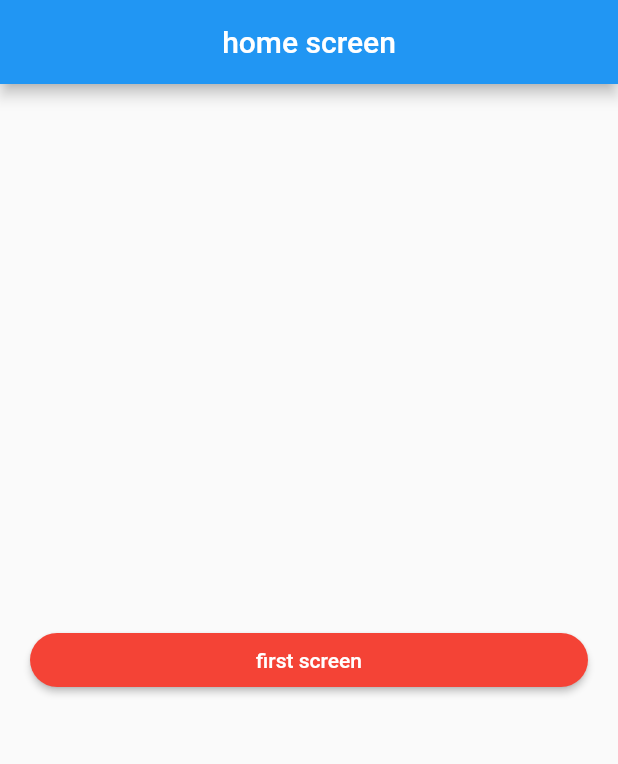
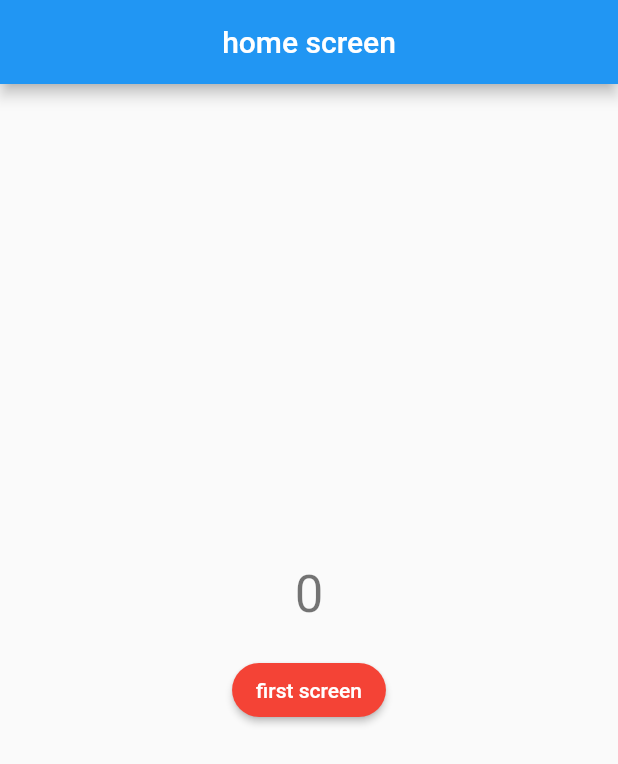
Before and after one commit to Latrevion/u_l_flutter_getx, a Flutter app: the screen it shows after launch, on a phone screen of 412 x 824 dp. Shown: the top 764 px of the screen. Run offline on Flutter 3.47's test engine with Material 2 defaults, Android fonts, the phone set to English and light mode, and no system bars; our stand-ins replace get.

```diff
--- /dev/null
+++ b/lib/controller/home_controller.dart
@@ -0,0 +1,13 @@
+import 'package:get/get.dart';
+
+class HomeController extends GetxController{
+  String name ='Luke';
+
+  int index = 0;
+
+  void increaseIndex(){
+    index++;
+    update();
+    ///this is set state
+  }
+}
--- a/lib/home_screen.dart
+++ /dev/null
@@ -1,38 +0,0 @@
-import 'package:flutter/material.dart';
-import 'package:get/get.dart';
-import 'package:udemy/first_screen.dart';
-
-
-class HomeScreen extends StatelessWidget {
-  const HomeScreen({super.key});
-
-  @override
-  Widget build(BuildContext context) {
-    return Scaffold(
-      appBar: AppBar(
-        title: const Text('home screen'),
-        centerTitle: true,
-      ),
-      body: Column(
-        crossAxisAlignment: CrossAxisAlignment.stretch,
-        mainAxisAlignment: MainAxisAlignment.center,
-        children: [
-          Padding(
-            padding: const EdgeInsets.all(20.0),
-            child: MaterialButton(
-              textColor: Colors.white,
-              color: Colors.red,
-              shape: RoundedRectangleBorder(
-                  borderRadius: BorderRadius.circular(20)),
-              onPressed: () {
-                // Get.to(const FirstScreen());
-                Get.toNamed('/firstPage');
-              },
-              child:  const Text('first screen'),
-            ),
-          )
-        ],
-      ),
-    );
-  }
-}
--- a/lib/main.dart
+++ b/lib/main.dart
@@ -1,8 +1,6 @@
 import 'package:flutter/material.dart';
-import 'package:udemy/first_screen.dart';
-import 'package:udemy/home_screen.dart';
 import 'package:get/get.dart';
-import 'package:udemy/seconde_screen.dart';
+import 'package:udemy/view/screens/home_screen.dart';
 
 void main() {
   runApp(const MyApp());
@@ -19,8 +17,6 @@ class MyApp extends StatelessWidget {
       initialRoute: '/',
       getPages: [
         GetPage(name: '/', page:()=>const HomeScreen(),transition: Transition.rightToLeft),
-        GetPage(name: '/firstPage', page:()=>const FirstScreen(),transition: Transition.rightToLeft),
-        GetPage(name: '/secondPage', page:()=>const SecondScreen(),transition: Transition.rightToLeft),
       ],
       theme: ThemeData(
         primarySwatch: Colors.blue,
--- /dev/null
+++ b/lib/view/screens/home_screen.dart
@@ -0,0 +1,51 @@
+import 'package:flutter/material.dart';
+import 'package:get/get.dart';
+import 'package:udemy/controller/home_controller.dart';
+
+class HomeScreen extends StatelessWidget {
+  const HomeScreen({super.key});
+
+  @override
+  Widget build(BuildContext context) {
+    return Scaffold(
+      appBar: AppBar(
+        title: const Text('home screen'),
+        centerTitle: true,
+      ),
+      body: Column(
+        crossAxisAlignment: CrossAxisAlignment.stretch,
+        mainAxisAlignment: MainAxisAlignment.center,
+        children: [
+          GetBuilder<HomeController>(
+              init: HomeController(),
+              builder: (controller) {
+                return Column(
+                  children: [
+                    Text(
+                      controller.index.toString(),
+                      style: Theme.of(context).textTheme.headlineMedium,
+                      textAlign: TextAlign.center,
+                    ),
+                    Padding(
+                      padding: const EdgeInsets.all(20.0),
+                      child: MaterialButton(
+                        textColor: Colors.white,
+                        color: Colors.red,
+                        shape: RoundedRectangleBorder(
+                            borderRadius: BorderRadius.circular(20)),
+                        onPressed: () {
+                          // Get.to(const FirstScreen());
+                          // Get.toNamed('/firstPage');
+                          controller.increaseIndex();
+                        },
+                        child: const Text('first screen'),
+                      ),
+                    )
+                  ],
+                );
+              }),
+        ],
+      ),
+    );
+  }
+}
```
Also changed, not shown: lib/first_screen.dart (deleted, +0 -34 lines), lib/seconde_screen.dart (deleted, +0 -35 lines).
